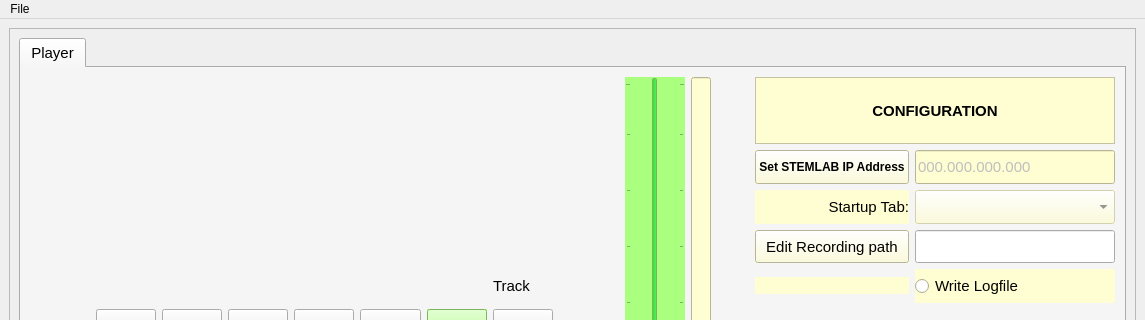
The window that sources/core/ressources/COHIWizard_GUI_v10_scrollhv_skin_1.ui (hermy-sf/COHIWizard) describes before a commit, drawn with Qt 5; both pictures show x 0 to 1145 and y 0 to 320 of the 1145 by 944 pixel window.
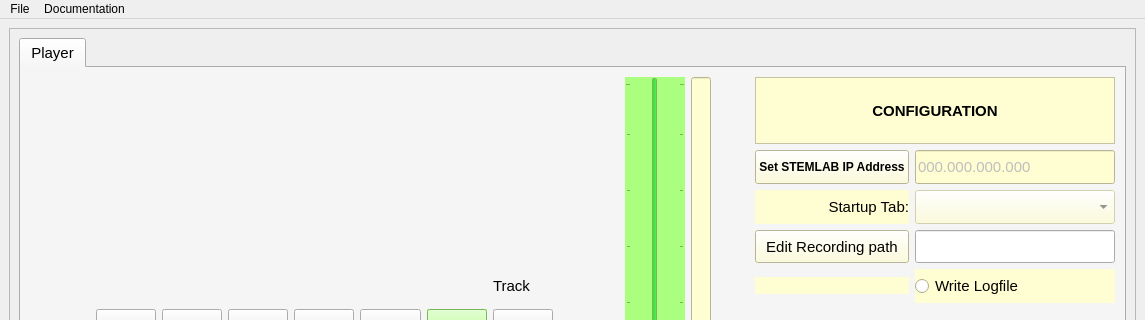
The same window after the commit. Icons and pictures are not drawn. Custom widgets are drawn as their Qt base class.

Commit message: change version to 2.2.0, documentation menu added

```diff
--- a/sources/core/ressources/COHIWizard_GUI_v10_scrollhv_skin_1.ui
+++ b/sources/core/ressources/COHIWizard_GUI_v10_scrollhv_skin_1.ui
@@ -7493,7 +7493,14 @@
     <addaction name="actionFile_open"/>
     <addaction name="actionOverwrite_header"/>
    </widget>
+   <widget class="QMenu" name="menuDocumentation">
+    <property name="title">
+     <string>Documentation</string>
+    </property>
+    <addaction name="actionopen_pdf"/>
+   </widget>
    <addaction name="menuFile"/>
+   <addaction name="menuDocumentation"/>
   </widget>
   <widget class="QStatusBar" name="statusbar"/>
   <action name="actionFile_open">
```
Left out of the diff: 13 changed lines with no effect on the pictures. The commit also changes 6 other files.
